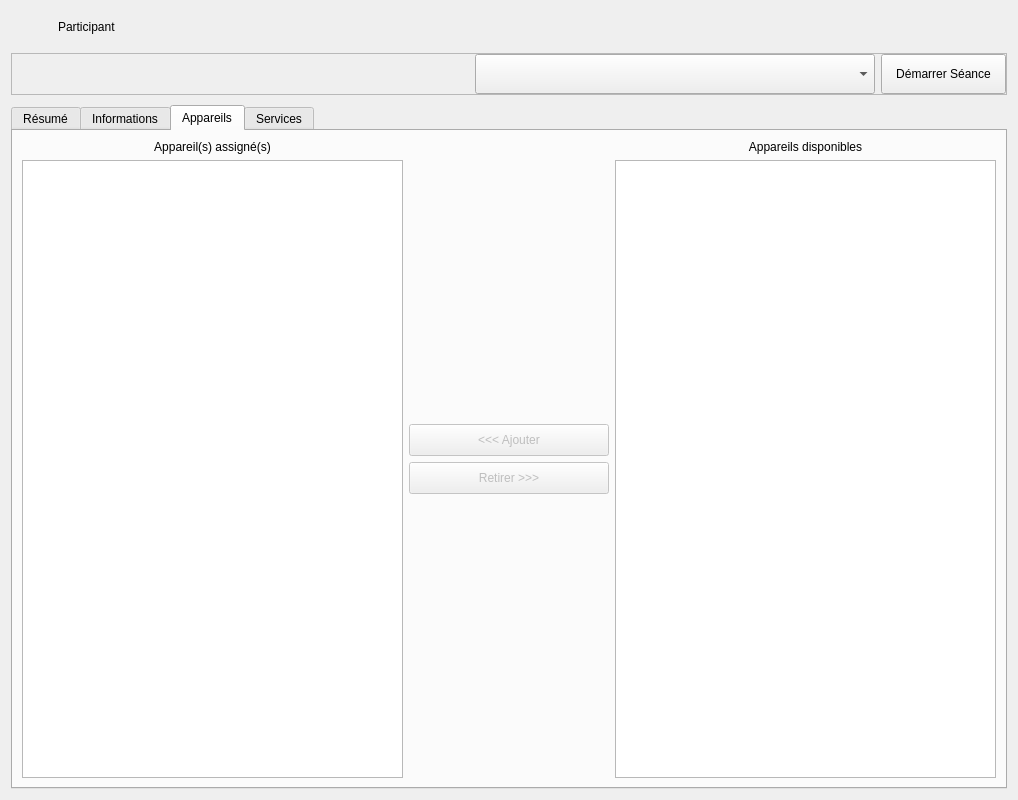
This is client/src/editors/ParticipantWidget.ui in introlab/openteraplus as Qt 5 draws it before an edit. The edited form follows.
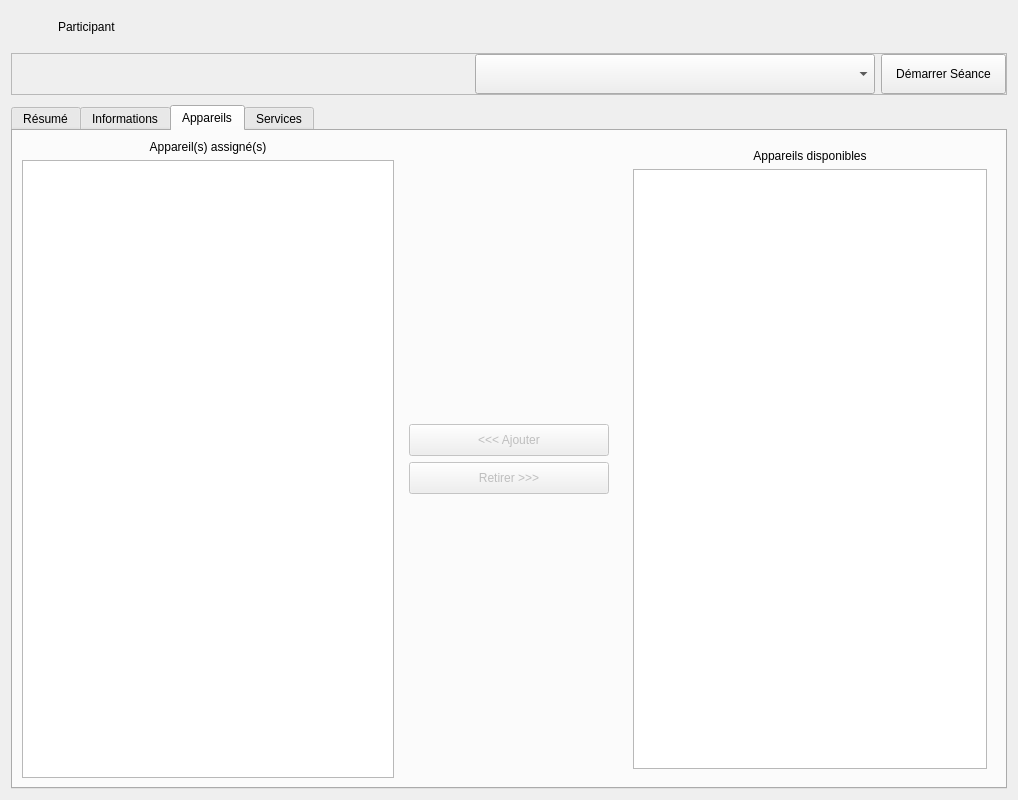
This is the edited form. The open tabs and pages were chosen to show the change. Icons and pictures are not drawn. Custom widgets are drawn as their Qt base class.

Patch:
```diff
--- a/client/src/editors/ParticipantWidget.ui
+++ b/client/src/editors/ParticipantWidget.ui
@@ -1856,6 +1856,7 @@
         </layout>
        </item>
        <item>
+        <widget class="QFrame" name="frameAssignDevicesButtons">
         <layout class="QVBoxLayout" name="verticalLayout_2">
          <item>
           <spacer name="verticalSpacer">
@@ -1946,8 +1947,10 @@
           </spacer>
          </item>
         </layout>
+        </widget>
        </item>
        <item>
+        <widget class="QFrame" name="frameAvailDevices">
         <layout class="QVBoxLayout" name="verticalLayout_3">
          <item>
           <widget class="QLabel" name="lblAvailDevices">
@@ -1985,6 +1988,7 @@
           </widget>
          </item>
         </layout>
+        </widget>
        </item>
       </layout>
      </widget>
```
Left out of the diff: 2 changed lines with no effect on the pictures. Lines whose indentation alone changed are shown as unchanged.
